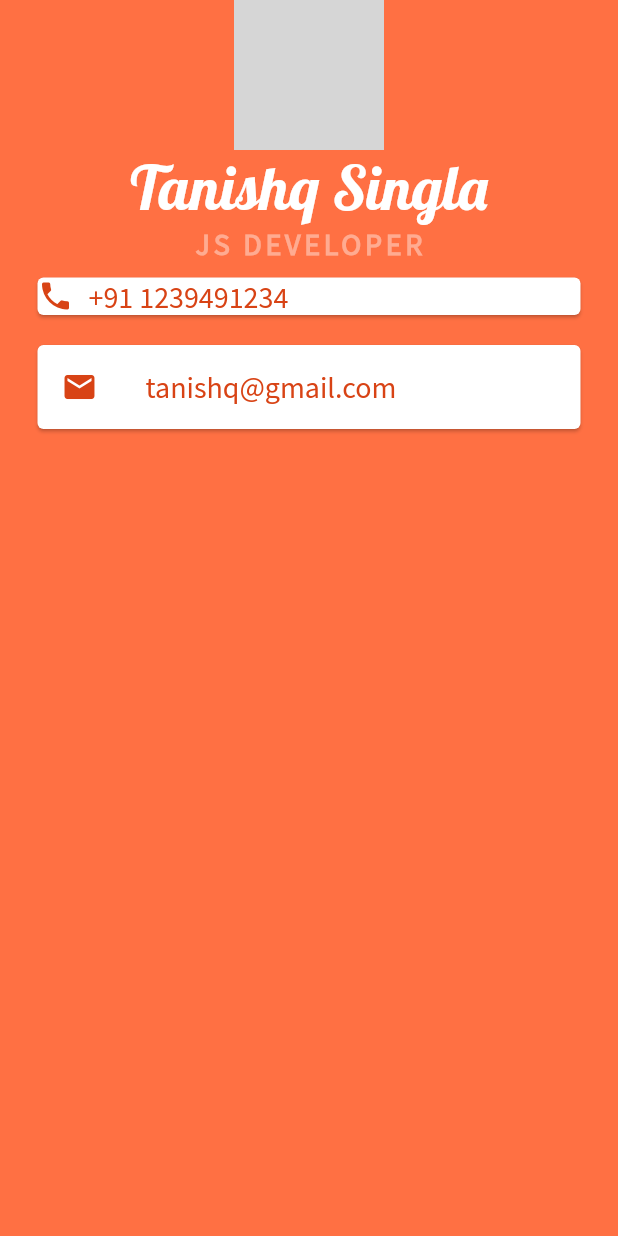
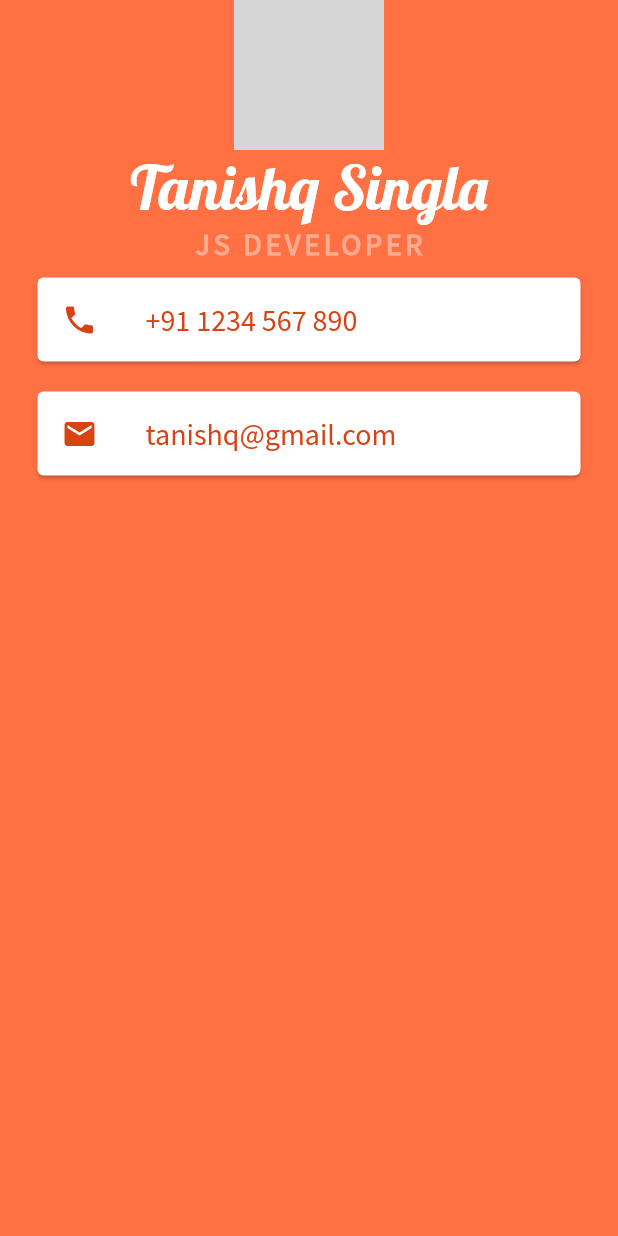
Before and after one commit to TanishqSingla/MiCard, a Flutter app: the screen it shows after launch, on a phone screen of 412 x 824 dp. Run offline on Flutter 3.47's test engine with Material 2 defaults, Android fonts, the phone set to English and light mode, and no system bars; network calls fail; grey boxes are pictures that could not be loaded.

Commit message:
Implemented List Tile for phone card

```diff
--- a/lib/main.dart
+++ b/lib/main.dart
@@ -36,23 +36,19 @@ class MyApp extends StatelessWidget {
               Card(
                 color: Colors.white,
                 margin: EdgeInsets.symmetric(vertical: 10.0, horizontal: 25.0),
-                child: Row(
-                  children: <Widget>[
-                    Icon(
-                      Icons.phone,
+                child: ListTile(
+                  leading: Icon(
+                    Icons.phone,
+                    color: Colors.deepOrange[800],
+                  ),
+                  title: Text(
+                    '+91 1234 567 890',
+                    style: TextStyle(
                       color: Colors.deepOrange[800],
+                      fontFamily: 'Source Sans Pro',
+                      fontSize: 20.0,
                     ),
-                    SizedBox(
-                      width: 10.0,
-                    ),
-                    Text(
-                      '+91 1239491234',
-                      style: TextStyle(
-                          fontFamily: 'Source Sans Pro',
-                          fontSize: 20.0,
-                          color: Colors.deepOrange[800]),
-                    )
-                  ],
+                  ),
                 ),
               ),
               Card(
```
